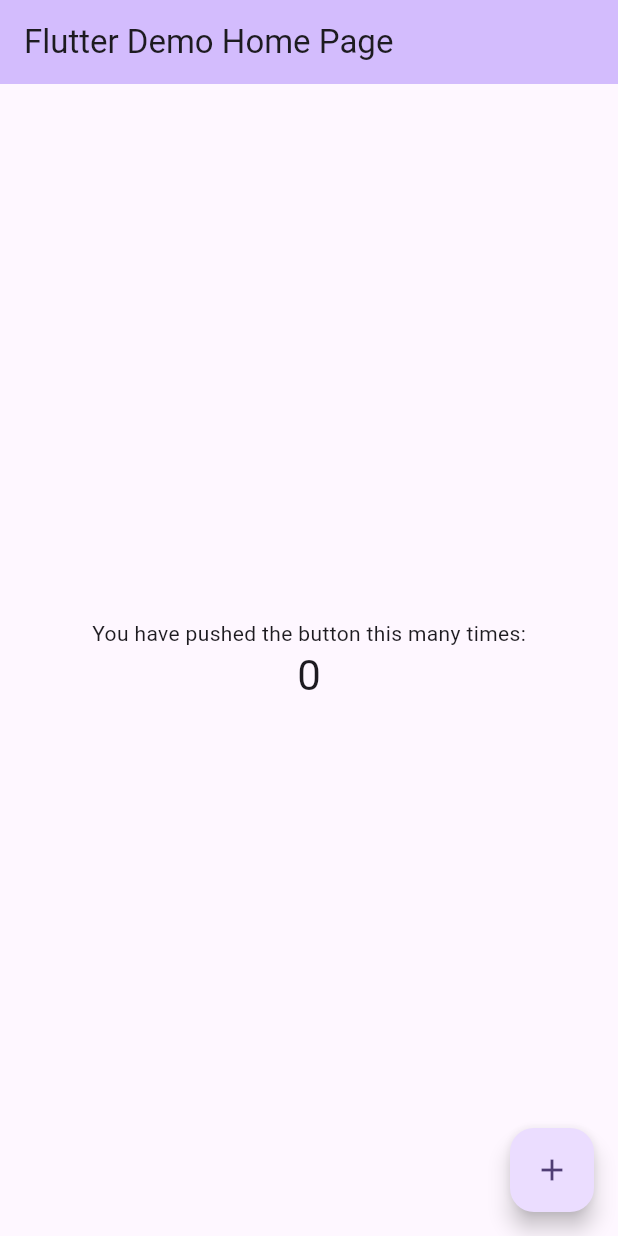
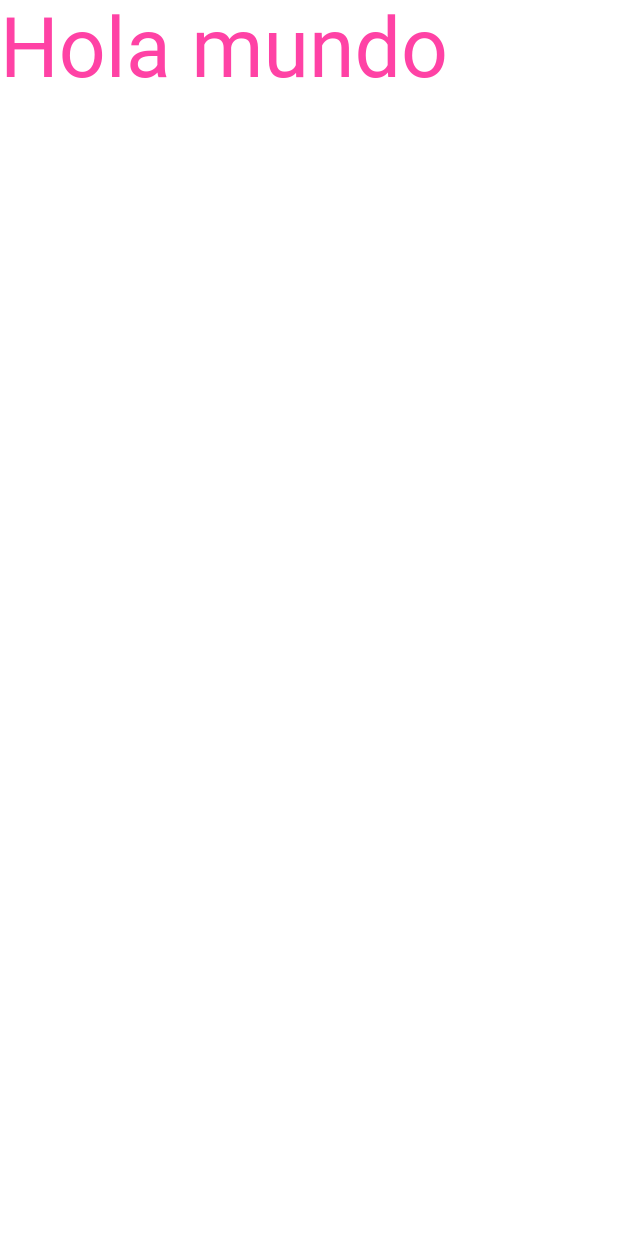
Before and after one commit to C3sarAcosta/u1_1_widgets, a Flutter app: the screen it shows after launch, on a phone screen of 412 x 824 dp. Run offline on Flutter 3.47's test engine with Material 2 defaults, Android fonts, the phone set to English and light mode, and no system bars.

Commit message:
Widget Text

```diff
--- a/lib/main.dart
+++ b/lib/main.dart
@@ -1,125 +1,17 @@
 import 'package:flutter/material.dart';
 
 void main() {
-  runApp(const MyApp());
+  const widget = Text(
+    'Hola mundo',
+    textDirection: TextDirection.ltr,
+    style: TextStyle(
+      color: Color.fromRGBO(255, 66, 165, 1.0),
+      fontSize: 55,
+    ),
+  );
+
+  runApp(widget);
 }
 
-class MyApp extends StatelessWidget {
-  const MyApp({super.key});
-
-  // This widget is the root of your application.
-  @override
-  Widget build(BuildContext context) {
-    return MaterialApp(
-      title: 'Flutter Demo',
-      theme: ThemeData(
-        // This is the theme of your application.
-        //
-        // TRY THIS: Try running your application with "flutter run". You'll see
-        // the application has a blue toolbar. Then, without quitting the app,
-        // try changing the seedColor in the colorScheme below to Colors.green
-        // and then invoke "hot reload" (save your changes or press the "hot
-        // reload" button in a Flutter-supported IDE, or press "r" if you used
-        // the command line to start the app).
-        //
-        // Notice that the counter didn't reset back to zero; the application
-        // state is not lost during the reload. To reset the state, use hot
-        // restart instead.
-        //
-        // This works for code too, not just values: Most code changes can be
-        // tested with just a hot reload.
-        colorScheme: ColorScheme.fromSeed(seedColor: Colors.deepPurple),
-        useMaterial3: true,
-      ),
-      home: const MyHomePage(title: 'Flutter Demo Home Page'),
-    );
-  }
-}
-
-class MyHomePage extends StatefulWidget {
-  const MyHomePage({super.key, required this.title});
-
-  // This widget is the home page of your application. It is stateful, meaning
-  // that it has a State object (defined below) that contains fields that affect
-  // how it looks.
-
-  // This class is the configuration for the state. It holds the values (in this
-  // case the title) provided by the parent (in this case the App widget) and
-  // used by the build method of the State. Fields in a Widget subclass are
-  // always marked "final".
-
-  final String title;
-
-  @override
-  State<MyHomePage> createState() => _MyHomePageState();
-}
-
-class _MyHomePageState extends State<MyHomePage> {
-  int _counter = 0;
-
-  void _incrementCounter() {
-    setState(() {
-      // This call to setState tells the Flutter framework that something has
-      // changed in this State, which causes it to rerun the build method below
-      // so that the display can reflect the updated values. If we changed
-      // _counter without calling setState(), then the build method would not be
-      // called again, and so nothing would appear to happen.
-      _counter++;
-    });
-  }
-
-  @override
-  Widget build(BuildContext context) {
-    // This method is rerun every time setState is called, for instance as done
-    // by the _incrementCounter method above.
-    //
-    // The Flutter framework has been optimized to make rerunning build methods
-    // fast, so that you can just rebuild anything that needs updating rather
-    // than having to individually change instances of widgets.
-    return Scaffold(
-      appBar: AppBar(
-        // TRY THIS: Try changing the color here to a specific color (to
-        // Colors.amber, perhaps?) and trigger a hot reload to see the AppBar
-        // change color while the other colors stay the same.
-        backgroundColor: Theme.of(context).colorScheme.inversePrimary,
-        // Here we take the value from the MyHomePage object that was created by
-        // the App.build method, and use it to set our appbar title.
-        title: Text(widget.title),
-      ),
-      body: Center(
-        // Center is a layout widget. It takes a single child and positions it
-        // in the middle of the parent.
-        child: Column(
-          // Column is also a layout widget. It takes a list of children and
-          // arranges them vertically. By default, it sizes itself to fit its
-          // children horizontally, and tries to be as tall as its parent.
-          //
-          // Column has various properties to control how it sizes itself and
-          // how it positions its children. Here we use mainAxisAlignment to
-          // center the children vertically; the main axis here is the vertical
-          // axis because Columns are vertical (the cross axis would be
-          // horizontal).
-          //
-          // TRY THIS: Invoke "debug painting" (choose the "Toggle Debug Paint"
-          // action in the IDE, or press "p" in the console), to see the
-          // wireframe for each widget.
-          mainAxisAlignment: MainAxisAlignment.center,
-          children: <Widget>[
-            const Text(
-              'You have pushed the button this many times:',
-            ),
-            Text(
-              '$_counter',
-              style: Theme.of(context).textTheme.headlineMedium,
-            ),
-          ],
-        ),
-      ),
-      floatingActionButton: FloatingActionButton(
-        onPressed: _incrementCounter,
-        tooltip: 'Increment',
-        child: const Icon(Icons.add),
-      ), // This trailing comma makes auto-formatting nicer for build methods.
-    );
-  }
-}
+//Error el widget Text requiere una direccion
+//https://api.flutter.dev/flutter/widgets/Text-class.html
```
Also changed, not shown: 1 other file.
